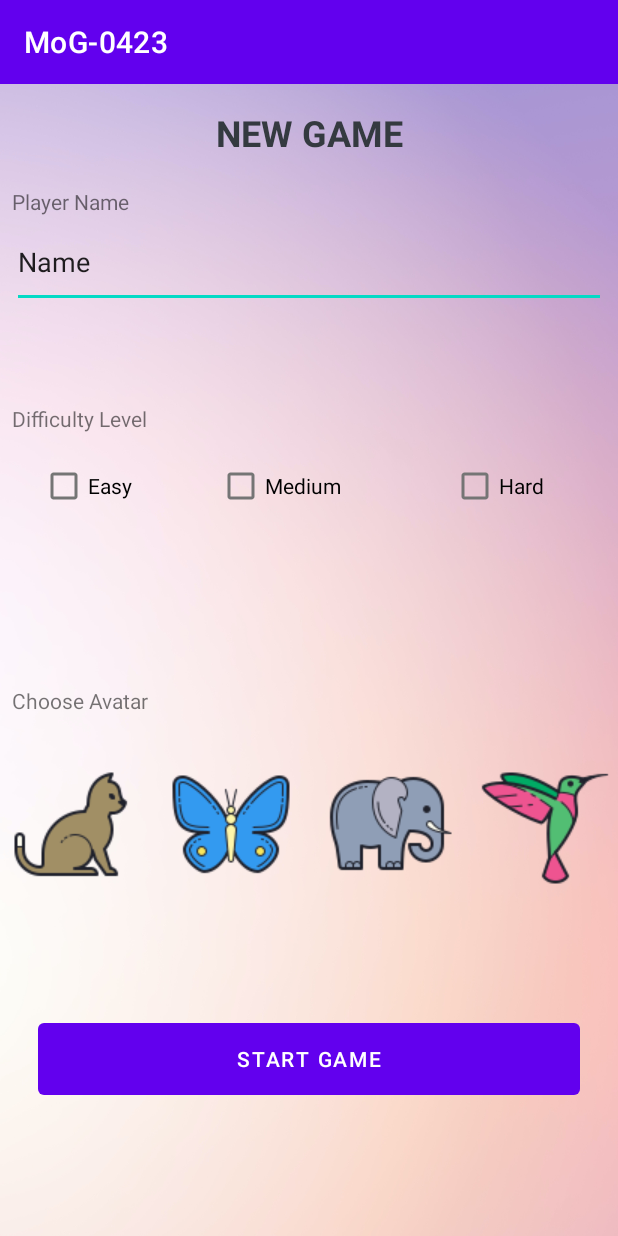
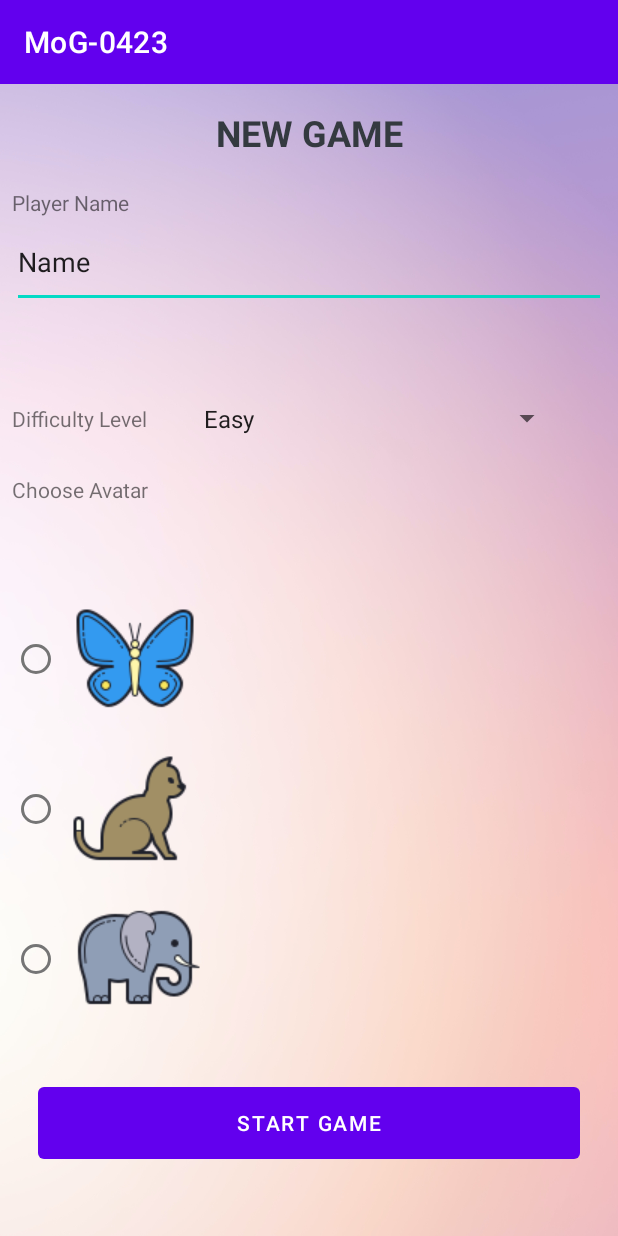
Before and after one commit to KeraLinn/MoG-0423, an Android app: the createNewGame screen opened directly, with no data from a screen before it, on a phone screen of 412 x 824 dp. Run offline under Robolectric (Android 15) with nearby library versions, the light colour scheme and no system bars; Roboto replaces fonts that are not available here; 1 statement that could not run was skipped.

Commit message:
Changed difficulty level picker to a spinner object. Changed the playerAvatar into using radioButtons to more easily select/deselect the objects. The problem is trying to expand the RadioGroup to be more than 1 vertical alignment.

```diff
--- a/app/src/main/java/com/example/mog_0423/MainActivity.java
+++ b/app/src/main/java/com/example/mog_0423/MainActivity.java
@@ -11,7 +11,7 @@ import android.widget.Button;
 
 public class MainActivity extends AppCompatActivity {
 
-    AlertDialog.Builder builder = new AlertDialog.Builder(this);
+
 
     @Override
     protected void onCreate(Bundle savedInstanceState) {
@@ -28,6 +28,8 @@ public class MainActivity extends AppCompatActivity {
                 .this, cityArrival.class)));
     }
     public void startNewGameWarningDialog(){
+        AlertDialog.Builder builder = new AlertDialog.Builder(this);
+
         builder.setTitle(R.string.new_game_warning_dialog_title)
                 .setMessage("If you start a new game, your previous progress will be " +
                         "erased!\n\nAre you sure you want to start a new game?");
@@ -43,6 +45,7 @@ public class MainActivity extends AppCompatActivity {
                 dialog.dismiss();
             }
         });
+        builder.show();
     }
 
 }
--- a/app/src/main/java/com/example/mog_0423/createNewGame.java
+++ b/app/src/main/java/com/example/mog_0423/createNewGame.java
@@ -1,33 +1,50 @@
 package com.example.mog_0423;
+
+import static com.example.mog_0423.R.id.radioButtonB;
+import static com.example.mog_0423.R.id.radioButtonC;
+import static com.example.mog_0423.R.id.radioButtonE;
 
 import android.annotation.SuppressLint;
 import android.content.Intent;
 import android.os.Bundle;
 import android.view.View;
+import android.widget.AdapterView;
+import android.widget.ArrayAdapter;
 import android.widget.Button;
-import android.widget.CheckBox;
 import android.widget.EditText;
-import android.widget.ImageButton;
+import android.widget.RadioButton;
+import android.widget.RadioGroup;
+import android.widget.Spinner;
 
 import androidx.appcompat.app.AppCompatActivity;
 
 import java.io.File;
 
-public class createNewGame extends AppCompatActivity {
+public class createNewGame extends AppCompatActivity implements AdapterView.OnItemSelectedListener {
     String playerName;
     int difficultyLevel;
     int profileImage;
     protected File newFile;
 
+
+
+
     protected void onCreate(Bundle savedInstanceState) {
         super.onCreate(savedInstanceState);
         setContentView(R.layout.screen_new_game);
+        Spinner difficultySpinner = findViewById(R.id.DifficultySpinner);
+        ArrayAdapter<CharSequence> adapter = ArrayAdapter.createFromResource(this,
+                R.array.difficultyList, android.R.layout.simple_spinner_item);
+        adapter.setDropDownViewResource(android.R.layout.simple_spinner_dropdown_item);
+
+        difficultySpinner.setAdapter(adapter);
+        difficultySpinner.setOnItemSelectedListener(this);
+
+
 
         Button completeButton = findViewById(R.id.startButton);
         completeButton.setOnClickListener((View v) -> {
             playerName = getPlayerName();
-            difficultyLevel = getDifficultyLevel();
-            profileImage = getProfileImage();
             newFile = new File(playerName);
             startActivity(new Intent(createNewGame.this, startNewGame.class));
         });
@@ -41,10 +58,8 @@ public class createNewGame extends AppCompatActivity {
         }
         return player.toString();
     }
-    int getDifficultyLevel(){
-        CheckBox easyCheck = findViewById(R.id.easyCheck);
-        CheckBox mediumCheck = findViewById(R.id.mediumCheck);
-        CheckBox hardCheck = findViewById(R.id.hardcheck);
+    /*int getDifficultyLevel(){
+
 
         if (mediumCheck.isChecked()){
             return 2;
@@ -56,30 +71,51 @@ public class createNewGame extends AppCompatActivity {
         else {
             easyCheck.setChecked(true);
             return 1;
+        }*/
+
+    @Override
+    public void onItemSelected(AdapterView<?> parent, View view, int position, long id) {
+       difficultyLevel = (int) parent.getItemAtPosition(position);
+    }
+
+    @Override
+    public void onNothingSelected(AdapterView<?> parent) {
+       difficultyLevel = (int) parent.getItemIdAtPosition(1);
+    }
+    @SuppressLint("NonConstantResourceId")
+    public void onRadioButtonClicked(View v) {
+        //boolean checked = ((RadioButton) v).isChecked();
+        //int checkedId = v.getId();
+        switch (v.getId()) {
+            case radioButtonB:
+                profileImage = radioButtonB;
+                break;
+/*            case R.id.radioGroup1:
+                switch(checkedId) {*/
+                    /*case radioButtonB:
+                        profileImage = radioButtonB;
+                        break;*/
+            case radioButtonC:
+                profileImage = radioButtonC;
+                break;
+            case radioButtonE:
+                profileImage = radioButtonE;
+                break;
+/*                }
+                break;*/
+/*            case R.id.radioGroup2:
+                switch(checkedId){*/
+                  /*  case radioButtonH:
+                        profileImage = radioButtonH;
+                        break;
+                    case radioButtonBlue:
+                        profileImage = radioButtonBlue;
+                        break;
+                    case radioButtonDragon:
+                        profileImage = radioButtonDragon;
+                        break;
+                }*/
+            // break;
         }
     }
-    int getProfileImage() {
-        ImageButton avatar1 = findViewById(R.id.imageButton3);
-        ImageButton avatar2 = findViewById(R.id.imageButton4);
-        ImageButton avatar3 = findViewById(R.id.imageButton5);
-        ImageButton avatar4 = findViewById(R.id.imageButton6);
-        if (avatar1.isSelected()){
-            return avatar1.getId();
-        }
-        else if (avatar2.isSelected()){
-            return avatar2.getId();
-        }
-        else if (avatar3.isSelected()){
-            return avatar3.getId();
-        }
-        else if (avatar4.isSelected()){
-            return avatar4.getId();
-        }
-        return 0;
-    }
-
-
-
-
-
 }
--- a/app/src/main/res/layout/screen_new_game.xml
+++ b/app/src/main/res/layout/screen_new_game.xml
@@ -1,7 +1,6 @@
 <?xml version="1.0" encoding="utf-8"?>
 <androidx.constraintlayout.widget.ConstraintLayout xmlns:android="http://schemas.android.com/apk/res/android"
     xmlns:app="http://schemas.android.com/apk/res-auto"
-    xmlns:tools="http://schemas.android.com/tools"
     android:layout_width="match_parent"
     android:layout_height="match_parent"
     android:background="@drawable/pexels_codioful__formerly_gradienta__7130537">
@@ -20,8 +19,10 @@
         android:text="Name"
         app:layout_constraintBottom_toBottomOf="@+id/textView3"
         app:layout_constraintEnd_toEndOf="parent"
+        app:layout_constraintHorizontal_bias="0.0"
         app:layout_constraintStart_toStartOf="parent"
-        app:layout_constraintTop_toTopOf="parent" />
+        app:layout_constraintTop_toTopOf="parent"
+        app:layout_constraintVertical_bias="0.0" />
 
     <Button
         android:id="@+id/startButton"
@@ -29,19 +30,23 @@
         android:layout_height="60dp"
         android:layout_marginStart="25dp"
         android:layout_marginEnd="25dp"
-        android:layout_marginBottom="88dp"
+        android:layout_marginBottom="45dp"
         android:text="Start Game"
         app:layout_constraintBottom_toBottomOf="parent"
         app:layout_constraintEnd_toEndOf="parent"
+        app:layout_constraintHorizontal_bias="0.0"
         app:layout_constraintStart_toStartOf="parent" />
 
     <TextView
         android:id="@+id/textView2"
         android:layout_width="wrap_content"
         android:layout_height="wrap_content"
+        android:layout_marginTop="69dp"
+        android:layout_marginBottom="241dp"
         android:text="Player Name"
-        app:layout_constraintBottom_toTopOf="@+id/editTextTextPersonName2"
-        app:layout_constraintStart_toStartOf="@+id/editTextTextPersonName2" />
+        app:layout_constraintBottom_toTopOf="@+id/textView4"
+        app:layout_constraintStart_toStartOf="@+id/editTextTextPersonName2"
+        app:layout_constraintTop_toTopOf="parent" />
 
     <TextView
         android:id="@+id/textView3"
@@ -53,98 +58,15 @@
         app:layout_constraintStart_toStartOf="parent"
         app:layout_constraintTop_toTopOf="parent" />
 
-    <CheckBox
-        android:id="@+id/easyCheck"
-        android:layout_width="wrap_content"
-        android:layout_height="wrap_content"
-        android:layout_marginTop="11dp"
-        android:layout_marginEnd="10dp"
-        android:contextClickable="false"
-        android:text="Easy"
-        app:layout_constraintEnd_toEndOf="@+id/textView3"
-        app:layout_constraintTop_toBottomOf="@+id/textView3" />
-
-    <CheckBox
-        android:id="@+id/mediumCheck"
-        android:layout_width="wrap_content"
-        android:layout_height="wrap_content"
-        android:layout_marginStart="41dp"
-        android:layout_marginEnd="41dp"
-        android:text="Medium"
-        app:layout_constraintBottom_toBottomOf="@+id/easyCheck"
-        app:layout_constraintEnd_toEndOf="@+id/textView5"
-        app:layout_constraintStart_toStartOf="@+id/imageButton4"
-        app:layout_constraintTop_toTopOf="@+id/easyCheck" />
-
-    <CheckBox
-        android:id="@+id/hardcheck"
-        android:layout_width="wrap_content"
-        android:layout_height="wrap_content"
-        android:layout_marginEnd="49dp"
-        android:text="Hard"
-        app:layout_constraintBottom_toBottomOf="@+id/mediumCheck"
-        app:layout_constraintEnd_toEndOf="parent"
-        app:layout_constraintTop_toTopOf="@+id/mediumCheck" />
-
     <TextView
         android:id="@+id/textView4"
         android:layout_width="wrap_content"
         android:layout_height="wrap_content"
         android:layout_marginStart="8dp"
-        android:layout_marginBottom="23dp"
+        android:layout_marginTop="172dp"
         android:text="Choose Avatar"
-        app:layout_constraintBottom_toTopOf="@+id/imageButton3"
-        app:layout_constraintStart_toStartOf="parent" />
-
-    <ImageButton
-        android:id="@+id/imageButton6"
-        android:layout_width="wrap_content"
-        android:layout_height="wrap_content"
-        android:background="@android:color/transparent"
-        android:contentDescription="stock image for profile"
-        app:layout_constraintEnd_toEndOf="parent"
-        app:layout_constraintStart_toEndOf="@+id/imageButton5"
-        app:layout_constraintTop_toTopOf="@+id/imageButton5"
-        app:srcCompat="@drawable/icons8_hummingbird_100" />
-
-    <ImageButton
-        android:id="@+id/imageButton3"
-        android:layout_width="wrap_content"
-        android:layout_height="wrap_content"
-        android:layout_marginStart="3dp"
-        android:layout_marginEnd="3dp"
-        android:layout_marginBottom="224dp"
-        android:background="@android:color/transparent"
-        android:contentDescription="stock image for profile"
-        app:layout_constraintBottom_toBottomOf="parent"
-        app:layout_constraintEnd_toStartOf="@+id/imageButton4"
-        app:layout_constraintHorizontal_chainStyle="packed"
         app:layout_constraintStart_toStartOf="parent"
-        app:srcCompat="@drawable/icons8_cat_100" />
-
-    <ImageButton
-        android:id="@+id/imageButton4"
-        android:layout_width="wrap_content"
-        android:layout_height="wrap_content"
-        android:layout_marginEnd="4dp"
-        android:background="@android:color/transparent"
-        android:contentDescription="stock image for profile"
-        app:layout_constraintEnd_toStartOf="@+id/imageButton5"
-        app:layout_constraintStart_toEndOf="@+id/imageButton3"
-        app:layout_constraintTop_toTopOf="@+id/imageButton3"
-        app:srcCompat="@drawable/icons8_butterfly_100" />
-
-    <ImageButton
-        android:id="@+id/imageButton5"
-        android:layout_width="wrap_content"
-        android:layout_height="wrap_content"
-        android:layout_marginEnd="7dp"
-        android:background="@android:color/transparent"
-        android:contentDescription="stock image for profile"
-        app:layout_constraintEnd_toStartOf="@+id/imageButton6"
-        app:layout_constraintStart_toEndOf="@+id/imageButton4"
-        app:layout_constraintTop_toTopOf="@+id/imageButton4"
-        app:srcCompat="@drawable/icons8_elephant_100" />
+        app:layout_constraintTop_toBottomOf="@+id/textView2" />
 
     <TextView
         android:id="@+id/textView5"
@@ -163,4 +85,77 @@
         app:layout_constraintStart_toStartOf="parent"
         app:layout_constraintTop_toTopOf="parent" />
 
+    <Spinner
+        android:id="@+id/DifficultySpinner"
+        android:layout_width="247dp"
+        android:layout_height="50dp"
+        android:layout_marginStart="29dp"
+        android:layout_marginEnd="36dp"
+        app:layout_constraintBottom_toBottomOf="@+id/textView3"
+        app:layout_constraintEnd_toEndOf="parent"
+        app:layout_constraintStart_toEndOf="@+id/textView3"
+        app:layout_constraintTop_toTopOf="@+id/textView3" />
+
+    <RadioGroup
+        android:id="@+id/radioGroup1"
+        android:layout_width="146dp"
+        android:layout_height="309dp"
+        android:layout_marginStart="8dp"
+        android:layout_marginBottom="20dp"
+        app:layout_constraintBottom_toTopOf="@+id/startButton"
+        app:layout_constraintStart_toStartOf="parent">
+
+        <RadioButton
+            android:id="@+id/radioButtonB"
+            android:layout_width="wrap_content"
+            android:layout_height="100dp"
+            android:drawableTop="@drawable/icons8_butterfly_100"
+            android:onClick="onRadioButtonClicked" />
+
+        <RadioButton
+            android:id="@+id/radioButtonC"
+            android:layout_width="wrap_content"
+            android:layout_height="100dp"
+            android:drawableTop="@drawable/icons8_cat_100"
+            android:onClick="onRadioButtonClicked" />
+
+        <RadioButton
+            android:id="@+id/radioButtonE"
+            android:layout_width="wrap_content"
+            android:layout_height="100dp"
+            android:drawableTop="@drawable/icons8_elephant_100"
+            android:onClick="onRadioButtonClicked" />
+
+    </RadioGroup>
+
+    <!--<RadioGroup
+        android:id="@+id/radioGroup2"
+        android:layout_width="133dp"
+        android:layout_height="337dp"
+        android:layout_marginBottom="30dp"
+        app:layout_constraintBottom_toTopOf="@+id/startButton"
+        app:layout_constraintStart_toEndOf="@+id/radioGroup1">
+
+        <RadioButton
+            android:id="@+id/radioButtonH"
+            android:layout_width="wrap_content"
+            android:layout_height="100dp"
+            android:drawableTop="@drawable/icons8_hummingbird_100"
+            android:onClick="onRadioButtonClicked" />
+
+        <RadioButton
+            android:id="@+id/radioButtonBlue"
+            android:layout_width="match_parent"
+            android:layout_height="100dp"
+            android:drawableTop="@drawable/icons8_blueberry_100"
+            android:onClick="onRadioButtonClicked"/>
+
+        <RadioButton
+            android:id="@+id/radioButtonDragon"
+            android:layout_width="match_parent"
+            android:layout_height="100dp"
+            android:drawableTop="@drawable/icons8_dragon_fruit_100"
+            android:onClick="onRadioButtonClicked"/>
+    </RadioGroup>-->
+
 </androidx.constraintlayout.widget.ConstraintLayout>
--- a/app/src/main/res/values/strings.xml
+++ b/app/src/main/res/values/strings.xml
@@ -68,6 +68,11 @@
     <item name="commodity_onion">Onion</item>
     <item name="commodity_orange">Orange</item>
     </string-array>
+    <string-array name="difficultyList">
+        <item>Easy</item>
+        <item>Medium</item>
+        <item>Hard</item>
+    </string-array>
     <string-array name="Credits">
         <item name="icons8">icons8.com</item>
         <item name="Number generator">https://www.rangen.co.uk/misc/numbergen.php</item>
--- a/build.gradle
+++ b/build.gradle
@@ -1,5 +1,5 @@
 // Top-level build file where you can add configuration options common to all sub-projects/modules.
 plugins {
-    id 'com.android.application' version '7.4.2' apply false
-    id 'com.android.library' version '7.4.2' apply false
+    id 'com.android.application' version '8.0.1' apply false
+    id 'com.android.library' version '8.0.1' apply false
 }
--- a/gradle.properties
+++ b/gradle.properties
@@ -19,3 +19,5 @@ android.useAndroidX=true
 # resources declared in the library itself and none from the library's dependencies,
 # thereby reducing the size of the R class for that library
 android.nonTransitiveRClass=true
+android.defaults.buildfeatures.buildconfig=true
+android.nonFinalResIds=false
```
Also changed, not shown: gradle/wrapper/gradle-wrapper.properties.
